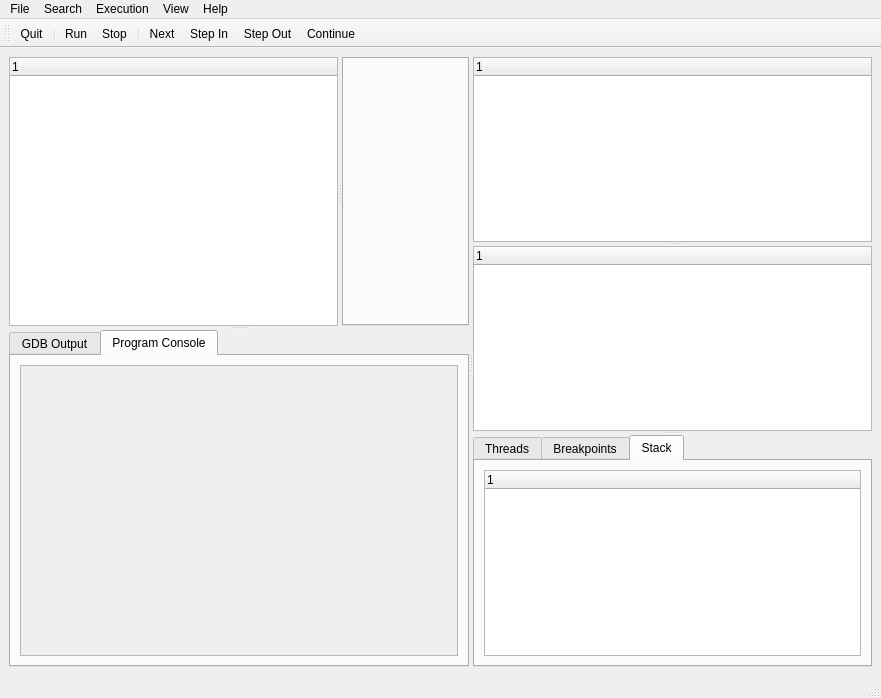
Above: src/mainwindow.ui from jhn98032/gede before the change. Below: the same form after it.
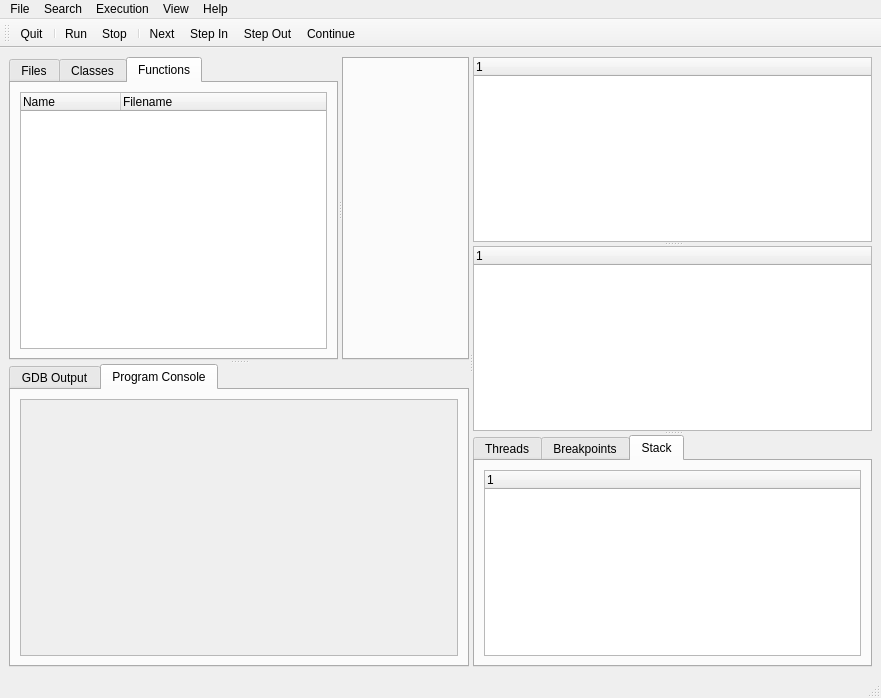
That is the form after the change. The open tabs and pages were chosen to show the change. Icons and pictures are not drawn. Custom widgets are drawn as their Qt base class.

Commit message: Added functions tab in the mainwindow

Patch:
```diff
--- a/src/mainwindow.ui
+++ b/src/mainwindow.ui
@@ -28,12 +28,72 @@
         <property name="orientation">
          <enum>Qt::Horizontal</enum>
         </property>
-        <widget class="QTreeWidget" name="treeWidget_file">
-         <column>
-          <property name="text">
-           <string notr="true">1</string>
-          </property>
-         </column>
+        <widget class="QTabWidget" name="tabWidget_3">
+         <property name="currentIndex">
+          <number>0</number>
+         </property>
+         <widget class="QWidget" name="tab_9">
+          <attribute name="title">
+           <string>Files</string>
+          </attribute>
+          <layout class="QVBoxLayout" name="verticalLayout_7">
+           <item>
+            <widget class="QTreeWidget" name="treeWidget_file">
+             <column>
+              <property name="text">
+               <string notr="true">Name</string>
+              </property>
+             </column>
+            </widget>
+           </item>
+          </layout>
+         </widget>
+         <widget class="QWidget" name="tab_10">
+          <attribute name="title">
+           <string>Classes</string>
+          </attribute>
+          <layout class="QVBoxLayout" name="verticalLayout_9">
+           <item>
+            <widget class="QTreeWidget" name="treeWidget_classes">
+             <column>
+              <property name="text">
+               <string notr="true">Name</string>
+              </property>
+             </column>
+            </widget>
+           </item>
+          </layout>
+         </widget>
+         <widget class="QWidget" name="tab">
+          <attribute name="title">
+           <string>Functions</string>
+          </attribute>
+          <layout class="QVBoxLayout" name="verticalLayout_8">
+           <item>
+            <widget class="QTreeWidget" name="treeWidget_functions">
+             <property name="selectionMode">
+              <enum>QAbstractItemView::NoSelection</enum>
+             </property>
+             <property name="rootIsDecorated">
+              <bool>false</bool>
+             </property>
+             <property name="columnCount">
+              <number>2</number>
+             </property>
+             <column>
+              <property name="text">
+               <string notr="true">Name</string>
+              </property>
+             </column>
+             <column>
+              <property name="text">
+               <string>Filename</string>
+              </property>
+             </column>
+            </widget>
+           </item>
+          </layout>
+         </widget>
         </widget>
         <widget class="TabWidgetAdv" name="editorTabWidget">
          <property name="tabsClosable">
```
Left out of the diff: 5 changed lines with no effect on the pictures. The commit also changes 4 other files.
